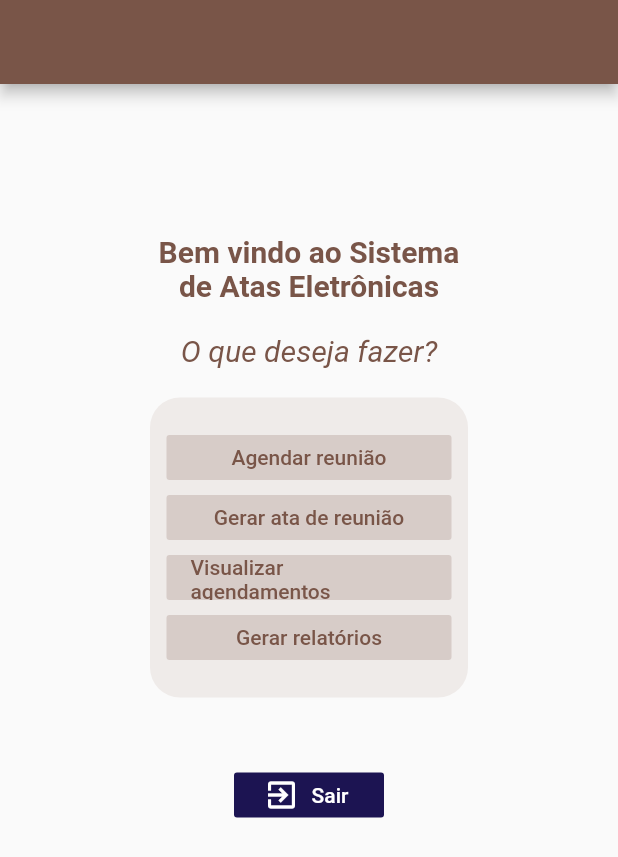
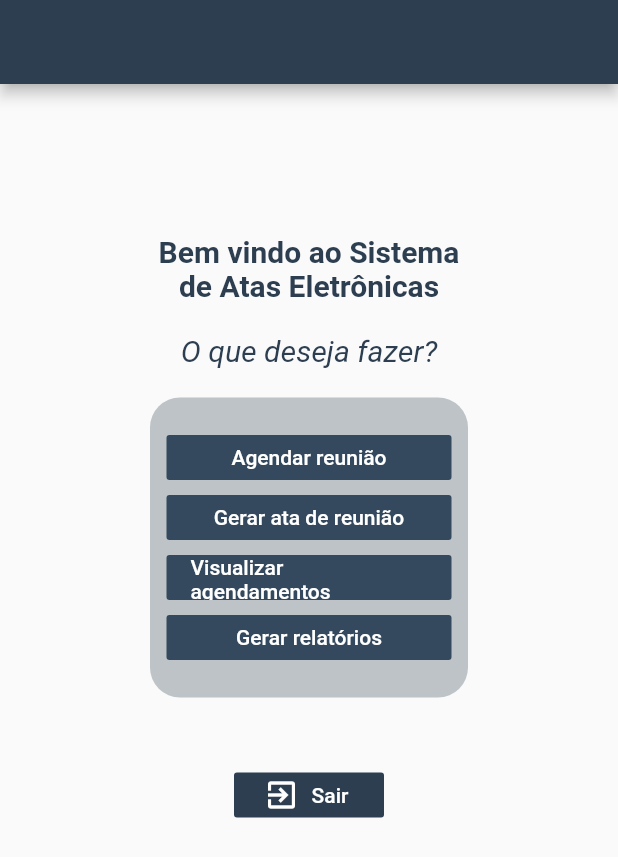
Before and after one commit to AndressaCode/prototipo-sistema-de-atas, a Flutter app: the screen it shows after launch, on a phone screen of 412 x 824 dp. Shown: the top 857 px of the screen. Run offline on Flutter 3.47's test engine with Material 2 defaults, Android fonts, the light colour scheme and no system bars.

Commit message:
Alteração de cores concluida

```diff
--- a/lib/main.dart
+++ b/lib/main.dart
@@ -22,7 +22,7 @@ class _HomeState extends State<Home> {
   Widget build(BuildContext context) {
     return Scaffold(
       appBar: AppBar(
-        backgroundColor: Colors.brown,
+        backgroundColor: Color(0xFF2c3e50),
         //title: Text(
           //'Sistema Gerenciador de Reuniões',
           //style: TextStyle(color: Colors.white, fontSize: 20.0),
@@ -38,7 +38,7 @@ class _HomeState extends State<Home> {
               children: [
                 Text("Bem vindo ao Sistema de Atas Eletrônicas",
                 style: TextStyle(
-                  color: Colors.brown,
+                    color: Color(0xFF2c3e50),
                   fontSize: 20.0,
                   fontWeight: FontWeight.bold
                 ),
@@ -50,7 +50,7 @@ class _HomeState extends State<Home> {
                   child: Text(
                     "O que deseja fazer?",
                     style: TextStyle(
-                      color: Colors.brown,
+                      color: Color(0xFF2c3e50),
                       fontSize: 20.0,
                       fontStyle: FontStyle.italic,
                     ),
@@ -62,7 +62,7 @@ class _HomeState extends State<Home> {
                   width: 400.0,
                   height: 200.0,
                   decoration: BoxDecoration(
-                    color: Colors.brown[50],
+                    color: Color(0xFFbdc3c7),
                     borderRadius: BorderRadius.circular(20.0),
                   ),
                   child: Column(
@@ -85,10 +85,10 @@ class _HomeState extends State<Home> {
                               ),
                             );
                           },
-                          color: Colors.brown[100],
+                          color: Color(0xff34495e),
                           child: Text(
                             'Agendar reunião',
-                            style: TextStyle(color: Colors.brown),
+                            style: TextStyle(color: Colors.white),
                           ),
                         ),
                       ),
@@ -105,10 +105,10 @@ class _HomeState extends State<Home> {
                               ),
                             );
                           },
-                          color: Colors.brown[100],
+                          color: Color(0xff34495e),
                           child: Text(
                             'Gerar ata de reunião',
-                            style: TextStyle(color: Colors.brown),
+                            style: TextStyle(color: Colors.white),
                           ),
                         ),
                       ),
@@ -123,10 +123,10 @@ class _HomeState extends State<Home> {
                             ),
                             );
                           },
-                          color: Colors.brown[100],
+                          color: Color(0xff34495e),
                           child: Text(
                             'Visualizar agendamentos',
-                            style: TextStyle(color: Colors.brown),
+                            style: TextStyle(color: Colors.white),
                           ),
                         ),
                       ),
@@ -143,10 +143,10 @@ class _HomeState extends State<Home> {
                               ),
                             );
                           },
-                          color: Colors.brown[100],
+                          color: Color(0xff34495e),
                           child: Text(
                             'Gerar relatórios',
-                            style: TextStyle(color: Colors.brown),
+                            style: TextStyle(color: Colors.white),
                           ),
                         ),
                       ),
@@ -167,7 +167,7 @@ class _HomeState extends State<Home> {
                         ),
                       );
                     },
-                    color: Color(0xff1C1452),
+                    color: Color(0xFF2c3e50),
                     icon: Icon(Icons.exit_to_app, color: Colors.white),
                     label: Text(
                       "Sair",
```
Also changed, not shown: lib/agendarReuniao.dart (+42 -33 lines), lib/gerarAta.dart (+73 -60 lines).
